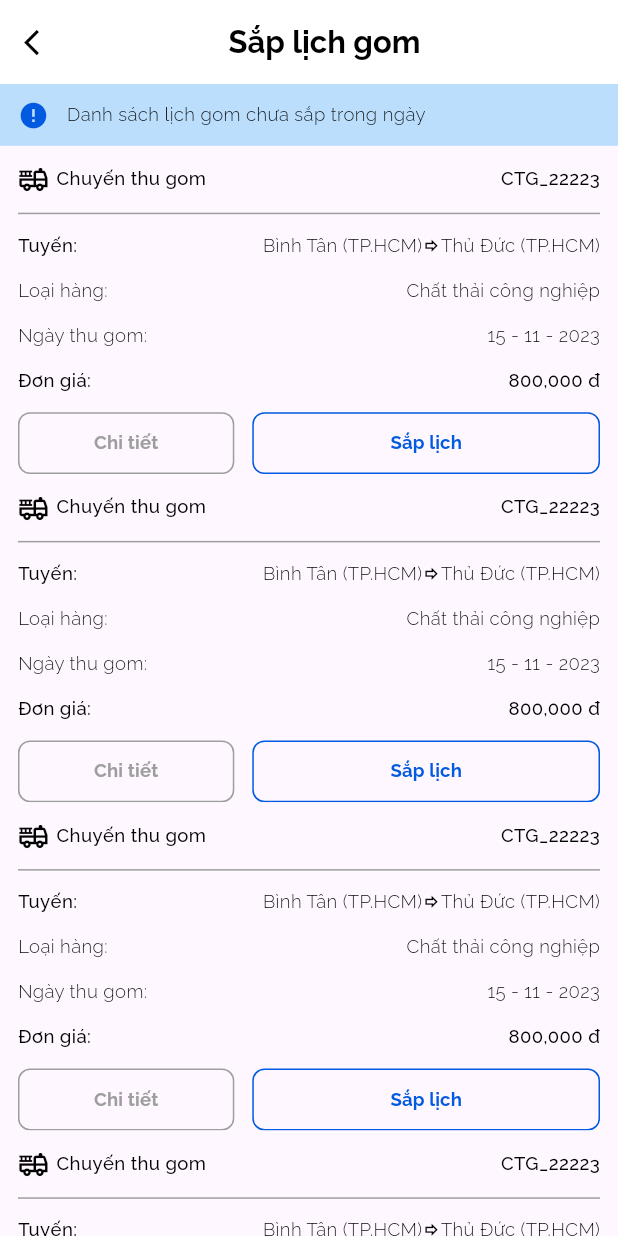
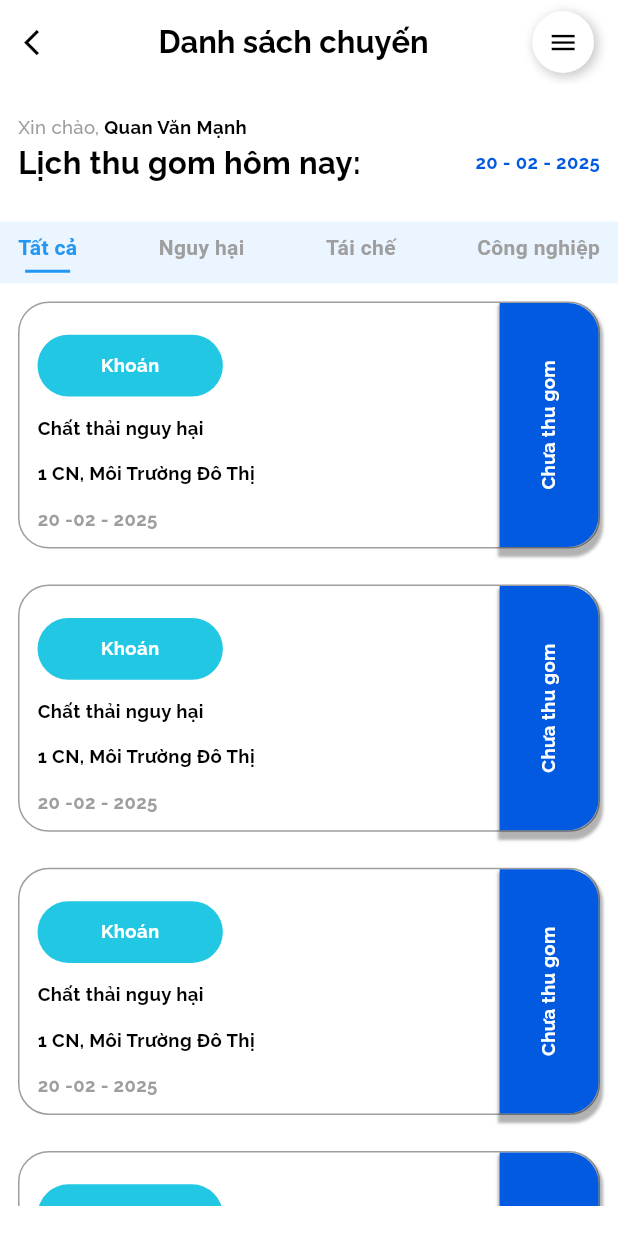
Before and after one commit to Manh-IT-K2/AppMTAC, a Flutter app: the screen it shows after launch, after a tap on "12", on a phone screen of 412 x 824 dp. Run offline on Flutter 3.47's test engine with Material 3 defaults, Android fonts, the light colour scheme and no system bars; our stand-ins replace device_preview, get, image_picker, sizer; network calls fail.

Commit message:
create schedule screen

```diff
--- /dev/null
+++ b/mtac/lib/controllers/trip_controller.dart
@@ -0,0 +1,46 @@
+import 'package:flutter/material.dart';
+import 'package:get/get.dart';
+
+class TripController extends GetxController {
+  var selectedTitle = "Tất cả".obs;
+  var pageController = PageController();
+
+  final List<String> items = ["Tất cả", "Nguy hại", "Tái chế", "Công nghiệp"];
+
+  void selectItem(String title) {
+    int index = items.indexOf(title);
+    if (index != -1) {
+      selectedTitle.value = title;
+      pageController.jumpToPage(index); // Chuyển trang khi chọn item
+    }
+  }
+
+  void onPageChanged(int index) {
+    selectedTitle.value = items[index]; // Cập nhật trạng thái khi vuốt trang
+  }
+}
+// import 'package:flutter/material.dart';
+// import 'package:get/get.dart';
+
+// class TripController extends GetxController {
+//   var selectedTitle = "Tất cả".obs;
+//   var pageController = PageController(); // Controller điều khiển PageView
+
+//   final List<String> items = ["Tất cả", "Nguy hại", "Tái chế", "Công nghiệp"];
+
+//   void selectItem(String title) {
+//     int index = items.indexOf(title);
+//     if (index != -1) {
+//       selectedTitle.value = title;
+//       pageController.animateToPage( // Chuyển trang có animation
+//         index,
+//         duration: Duration(milliseconds: 300),
+//         curve: Curves.easeInOut,
+//       );
+//     }
+//   }
+
+//   void onPageChanged(int index) {
+//     selectedTitle.value = items[index]; // Cập nhật trạng thái khi vuốt
+//   }
+// }
--- a/mtac/lib/routes/app_pages.dart
+++ b/mtac/lib/routes/app_pages.dart
@@ -3,6 +3,7 @@ import 'package:mtac/routes/app_routes.dart';
 import 'package:mtac/views/main_screen.dart';
 import 'package:mtac/views/schedule/handover_record_screen.dart';
 import 'package:mtac/views/schedule/schedule_collection_screen.dart';
+import 'package:mtac/views/schedule/schedule_screen.dart';
 
 class AppPages {
   static final routes = [
@@ -18,5 +19,9 @@ class AppPages {
       name: AppRoutes.HANDOVERRECORD,
       page: () => HandoverRecordScreen(),
     ),
+    GetPage(
+      name: AppRoutes.SCHEDULE,
+      page: () => ScheduleScreen(),
+      ),
   ];
 }
--- a/mtac/lib/views/home_screen.dart
+++ b/mtac/lib/views/home_screen.dart
@@ -152,7 +152,7 @@ class _BodyHomeScreen extends StatelessWidget {
           return InkWell(
             onTap: () {
               if (item["text"] == "Sắp lịch") {
-                Get.toNamed(AppRoutes.SCHEDULECOLLECTION);
+                Get.toNamed(AppRoutes.SCHEDULE);
               }
               // Get.snackbar(
               //   "Notification",
--- a/mtac/lib/views/schedule/handover_record_screen.dart
+++ b/mtac/lib/views/schedule/handover_record_screen.dart
@@ -3,7 +3,7 @@ import 'dart:io';
 import 'package:flutter/material.dart';
 import 'package:get/get.dart';
 import 'package:mtac/constants/text.dart';
-import 'package:mtac/controllers/dropdown_controllser.dart';
+import 'package:mtac/controllers/dropdown_controller.dart';
 import 'package:mtac/controllers/image_picker_controller.dart';
 import 'package:mtac/data/schedule_screen/item_info_waste.dart';
 import 'package:mtac/themes/color.dart';
--- /dev/null
+++ b/mtac/lib/views/schedule/schedule_screen.dart
@@ -0,0 +1,269 @@
+import 'package:flutter/material.dart';
+import 'package:get/get.dart';
+import 'package:mtac/controllers/trip_controller.dart';
+import 'package:mtac/themes/color.dart';
+import 'package:mtac/utils/theme_text.dart';
+import 'package:sizer/sizer.dart';
+
+class ScheduleScreen extends StatelessWidget {
+  ScheduleScreen({super.key});
+
+  final TripController controller = Get.put(TripController());
+
+  @override
+  Widget build(BuildContext context) {
+    return Scaffold(
+      backgroundColor: Colors.white,
+      appBar: AppBar(
+        backgroundColor: Colors.white,
+        automaticallyImplyLeading: false,
+        title: Row(
+          mainAxisAlignment: MainAxisAlignment.spaceBetween,
+          crossAxisAlignment: CrossAxisAlignment.center,
+          children: [
+            GestureDetector(
+              onTap: () => Get.back(),
+              child: Icon(
+                Icons.arrow_back_ios,
+                color: Colors.black,
+                size: 5.w,
+              ),
+            ),
+            Text(
+              "Danh sách chuyến",
+              style: PrimaryFont.headerTextBold().copyWith(color: Colors.black),
+            ),
+            Container(
+              width: 10.w,
+              height: 10.w,
+              decoration: BoxDecoration(
+                  color: Colors.white,
+                  borderRadius: BorderRadius.circular(10.w),
+                  boxShadow: [
+                    BoxShadow(
+                      color: Colors.black.withOpacity(0.2),
+                      spreadRadius: 1,
+                      blurRadius: 5,
+                      offset: const Offset(2, 2),
+                    ),
+                  ]),
+              child: Icon(
+                Icons.menu,
+                color: Colors.black,
+                size: 5.w,
+              ),
+            ),
+          ],
+        ),
+      ),
+      body: Padding(
+        padding: const EdgeInsets.only(bottom: 20),
+        child: Column(
+          crossAxisAlignment: CrossAxisAlignment.start,
+          children: [
+            Padding(
+              padding: const EdgeInsets.only(left: 12, top: 20, right: 12),
+              child: Text.rich(
+                TextSpan(children: [
+                  TextSpan(
+                    text: "Xin chào,",
+                    style: PrimaryFont.bodyTextMedium()
+                        .copyWith(color: Colors.grey),
+                  ),
+                  TextSpan(
+                    text: " Quan Văn Mạnh",
+                    style: PrimaryFont.bodyTextBold()
+                        .copyWith(color: Colors.black),
+                  )
+                ]),
+              ),
+            ),
+            Padding(
+              padding: const EdgeInsets.symmetric(horizontal: 12),
+              child: Row(
+                mainAxisAlignment: MainAxisAlignment.spaceBetween,
+                children: [
+                  Text(
+                    "Lịch thu gom hôm nay: ",
+                    style: PrimaryFont.headerTextBold()
+                        .copyWith(color: Colors.black),
+                  ),
+                  Text(
+                    "20 - 02 - 2025",
+                    style: PrimaryFont.bodyTextBold()
+                        .copyWith(color: kPrimaryColor),
+                  ),
+                ],
+              ),
+            ),
+            SizedBox(
+              height: 3.h,
+            ),
+            Container(
+              padding: const EdgeInsets.symmetric(horizontal: 12),
+              height: 5.h,
+              color: const Color(0xFFEBF5FF),
+              child: Row(
+                  crossAxisAlignment: CrossAxisAlignment.center,
+                  mainAxisAlignment: MainAxisAlignment.spaceBetween,
+                  children: controller.items
+                      .map((title) => _ItemListTrip(title: title))
+                      .toList()),
+            ),
+            Expanded(
+              child: PageView(
+                controller: controller.pageController,
+                onPageChanged: controller.onPageChanged,
+                children: controller.items.map((title) {
+                  return ListView.builder(
+                    itemCount: 10,
+                    itemBuilder: (context, index) => _ItemTripWork(),
+                  );
+                }).toList(),
+              ),
+            ),
+          ],
+        ),
+      ),
+    );
+  }
+}
+
+class _ItemTripWork extends StatelessWidget {
+  const _ItemTripWork({
+    super.key,
+  });
+
+  @override
+  Widget build(BuildContext context) {
+    return Container(
+      height: 20.h,
+      width: double.infinity,
+      margin: const EdgeInsets.all(12),
+      decoration: BoxDecoration(
+        color: Colors.white,
+        border: Border.all(color: Colors.grey),
+        borderRadius: BorderRadius.circular(5.w),
+      ),
+      child: Row(
+        mainAxisAlignment: MainAxisAlignment.spaceBetween,
+        children: [
+          Padding(
+            padding: const EdgeInsets.only(left: 12, top: 12),
+            child: Column(
+              crossAxisAlignment: CrossAxisAlignment.start,
+              mainAxisAlignment: MainAxisAlignment.center,
+              children: [
+                Container(
+                  width: 30.w,
+                  height: 10.w,
+                  decoration: BoxDecoration(
+                    color: const Color(0xFF22C7E4),
+                    borderRadius: BorderRadius.circular(5.w),
+                  ),
+                  child: Center(
+                    child: Text(
+                      "Khoán",
+                      style: PrimaryFont.bodyTextBold()
+                          .copyWith(color: Colors.white),
+                      textAlign: TextAlign.center,
+                    ),
+                  ),
+                ),
+                SizedBox(
+                  height: 3.w,
+                ),
+                Text(
+                  "Chất thải nguy hại",
+                  style:
+                      PrimaryFont.bodyTextBold().copyWith(color: Colors.black),
+                  textAlign: TextAlign.center,
+                ),
+                SizedBox(
+                  height: 3.w,
+                ),
+                Text(
+                  "1 CN, Môi Trường Đô Thị",
+                  style:
+                      PrimaryFont.bodyTextBold().copyWith(color: Colors.black),
+                  textAlign: TextAlign.center,
+                ),
+                SizedBox(
+                  height: 3.w,
+                ),
+                Text(
+                  "20 -02 - 2025",
+                  style:
+                      PrimaryFont.bodyTextBold().copyWith(color: Colors.grey),
+                  textAlign: TextAlign.center,
+                ),
+              ],
+            ),
+          ),
+          Container(
+            height: double.infinity,
+            width: 8.h,
+            decoration: BoxDecoration(
+                color: kPrimaryColor,
+                borderRadius: BorderRadius.only(
+                  topRight: Radius.circular(5.w),
+                  bottomRight: Radius.circular(5.w),
+                ),
+                boxShadow: [
+                  BoxShadow(
+                      color: Colors.black.withOpacity(0.3),
+                      spreadRadius: 2,
+                      blurRadius: 1,
+                      offset: const Offset(1, 4))
+                ]),
+            child: Center(
+              child: RotatedBox(
+                quarterTurns: -1,
+                child: Text(
+                  "Chưa thu gom",
+                  style:
+                      PrimaryFont.bodyTextBold().copyWith(color: Colors.white),
+                ),
+              ),
+            ),
+          ),
+        ],
+      ),
+    );
+  }
+}
+
+class _ItemListTrip extends StatelessWidget {
+  final String title;
+  final TripController controller = Get.find<TripController>();
+
+  _ItemListTrip({super.key, required this.title});
+
+  @override
+  Widget build(BuildContext context) {
+    return GestureDetector(
+      onTap: () => controller.selectItem(title),
+      child: Obx(() {
+        bool isSelected = controller.selectedTitle.value == title;
+        return Column(
+          mainAxisAlignment: MainAxisAlignment.center,
+          children: [
+            Text(
+              title,
+              style: TextStyle(
+                fontWeight: FontWeight.bold,
+                color: isSelected ? Colors.blue : Colors.grey,
+              ),
+            ),
+            Container(
+              color: isSelected ? Colors.blue : Colors.transparent,
+              height: 2,
+              width: isSelected ? 30 : 0,
+              margin: EdgeInsets.only(top: 5),
+            ),
+          ],
+        );
+      }),
+    );
+  }
+}
```
Also changed, not shown: mtac/lib/controllers/dropdown_controller.dart (renamed from mtac/lib/controllers/dropdown_controllser.dart).
